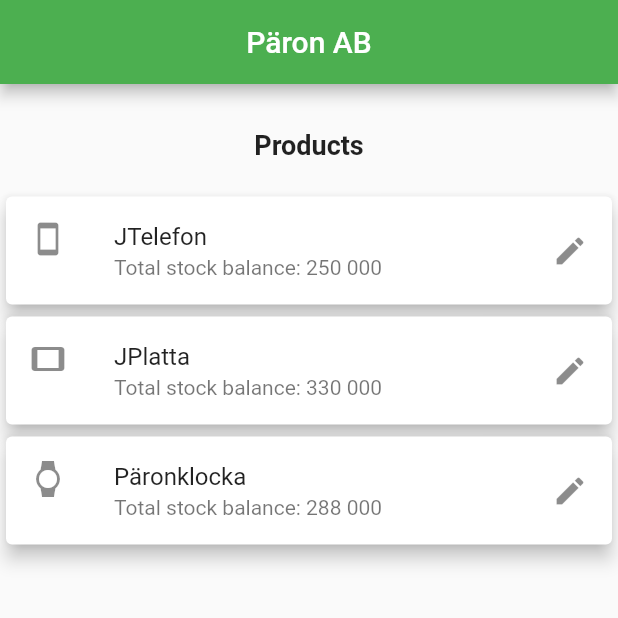
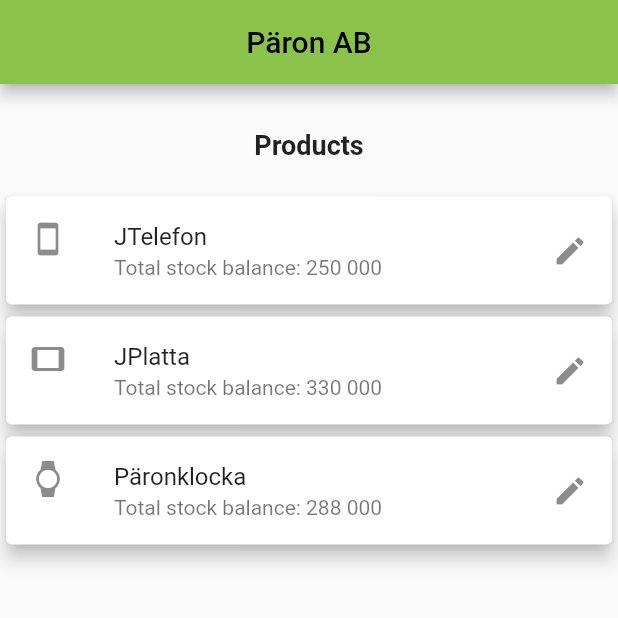
Before and after one commit to berglundlovisa/arbetsprov_paronab, a Flutter app: the screen it shows after launch, on a phone screen of 412 x 824 dp, the top half of it. Run offline on Flutter 3.47's test engine with Material 2 defaults, Android fonts, the phone set to English and light mode, and no system bars.

Commit message:
primaryswatch lightgreen

```diff
--- a/lib/main.dart
+++ b/lib/main.dart
@@ -18,7 +18,7 @@ class MyApp extends StatelessWidget {
       debugShowCheckedModeBanner: false,
       title: 'Päron AB',
       theme: ThemeData(
-        primarySwatch: Colors.green,
+        primarySwatch: Colors.lightGreen,
       ),
       home: const MyHomePage(),
     );
```
